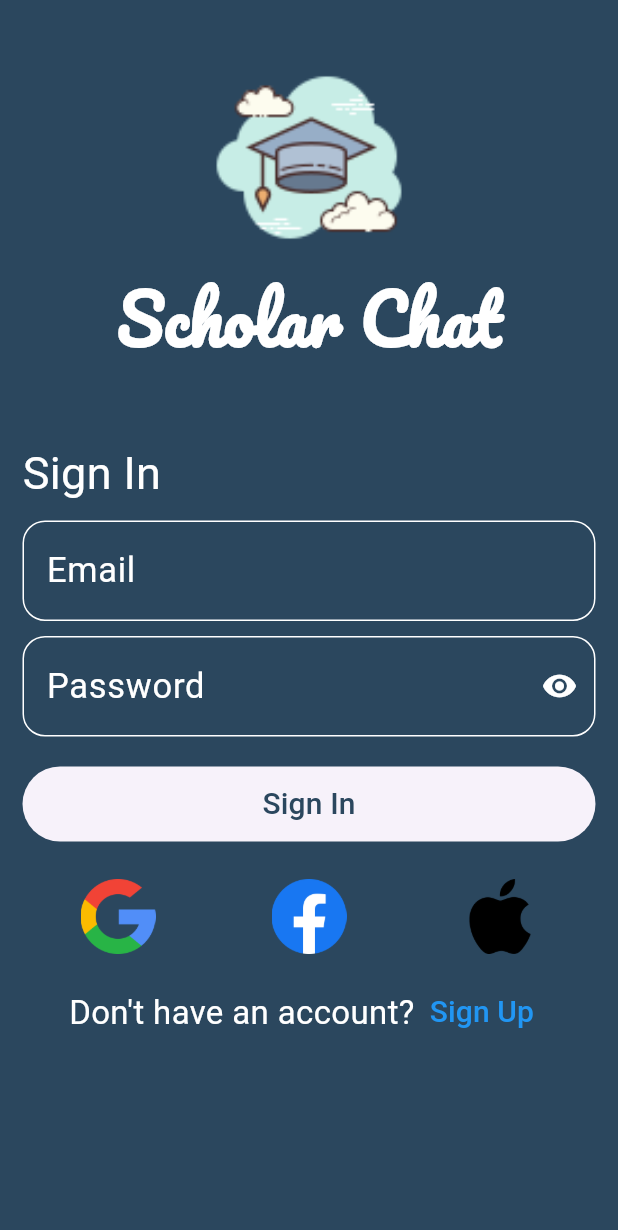
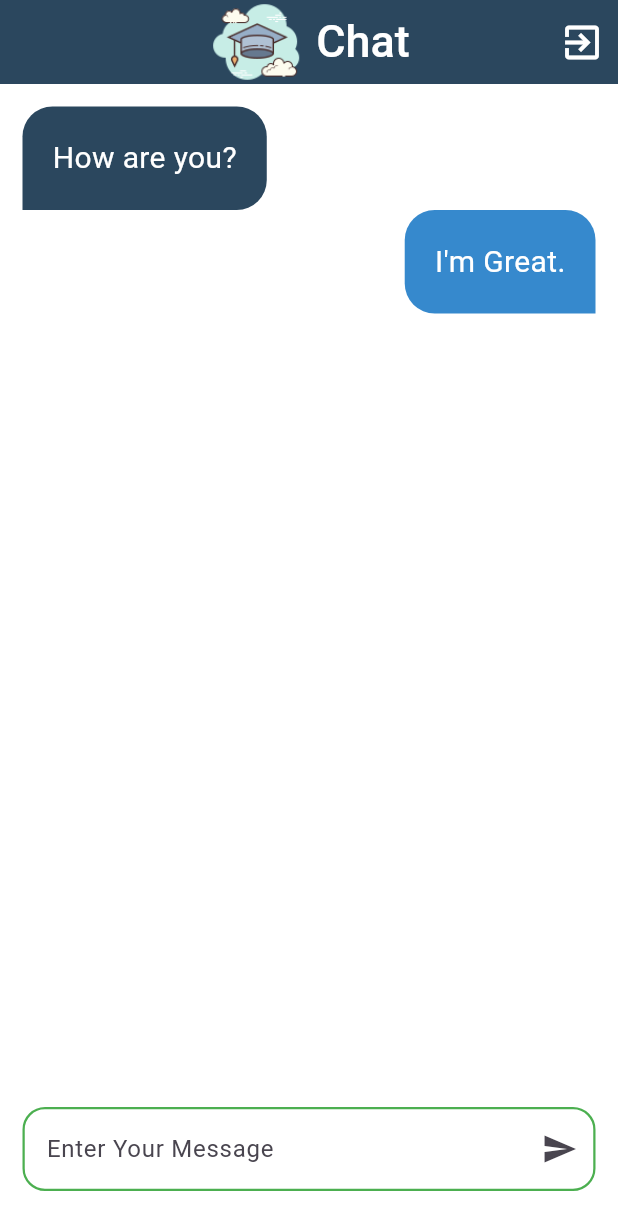
Before and after one commit to AhmedEzz999/chat_app, a Flutter app: the screen it shows after launch, on a phone screen of 412 x 824 dp. Shown: the top 1230 px of the screen. Run offline on Flutter 3.47's test engine with Material 3 defaults, Android fonts, the phone set to English and light mode, and no system bars; drawn by our look-alikes of modal_progress_hud_nsn; our stand-ins replace firebase_auth, firebase_core; accounts and stored records are empty.

Commit message:
Finish Chat Page UI

```diff
--- a/lib/main.dart
+++ b/lib/main.dart
@@ -1,4 +1,4 @@
-import 'package:chat_app/views/home_view.dart';
+import 'package:chat_app/views/chat_view.dart';
 import 'package:chat_app/views/login_view.dart';
 import 'package:chat_app/views/register_view.dart';
 import 'package:firebase_core/firebase_core.dart';
@@ -27,9 +27,9 @@ class _ChatAppState extends State<ChatApp> {
       routes: {
         'login view': (context) => const LoginView(),
         'register view': (context) => const RegisterView(),
-        'home view': (context) => const HomeView(),
+        'chat view': (context) => const ChatView(),
       },
-      initialRoute: 'login view',
+      initialRoute: 'chat view',
     );
   }
 }
--- a/lib/theme/app_colors.dart
+++ b/lib/theme/app_colors.dart
@@ -2,4 +2,5 @@ import 'package:flutter/widgets.dart';
 
 abstract class AppColors {
   static const Color kPrimaryColor = Color(0XFF2B475E);
+  static const Color kSecondaryColor = Color.fromARGB(255, 54, 137, 205);
 }
--- /dev/null
+++ b/lib/views/chat_view.dart
@@ -0,0 +1,50 @@
+import 'package:chat_app/theme/app_colors.dart';
+import 'package:chat_app/widgets/logout_button.dart';
+import 'package:chat_app/widgets/message_received.dart';
+import 'package:chat_app/widgets/message_sent.dart';
+import 'package:chat_app/widgets/message_text_field.dart';
+import 'package:flutter/material.dart';
+
+class ChatView extends StatelessWidget {
+  const ChatView({super.key});
+
+  @override
+  Widget build(BuildContext context) {
+    return Scaffold(
+      backgroundColor: Colors.white,
+      appBar: AppBar(
+        backgroundColor: AppColors.kPrimaryColor,
+        title: const Row(
+          mainAxisAlignment: MainAxisAlignment.center,
+          spacing: 5,
+          children: [
+            SizedBox(width: 40),
+            Image(image: AssetImage('assets/images/scholar.png'), height: 70),
+            Text(
+              'Chat',
+              style: TextStyle(
+                fontSize: 30,
+                fontWeight: FontWeight.w500,
+                color: Colors.white,
+              ),
+            ),
+          ],
+        ),
+        actions: const [LogoutButton()],
+      ),
+      body: Padding(
+        padding: const EdgeInsets.only(top: 15, left: 15, right: 15),
+        child: Column(
+          children: [
+            Expanded(
+              child: ListView(
+                children: const [MessageReceived(), MessageSent()],
+              ),
+            ),
+            const MessageTextField(),
+          ],
+        ),
+      ),
+    );
+  }
+}
--- a/lib/views/home_view.dart
+++ /dev/null
@@ -1,31 +0,0 @@
-import 'package:flutter/material.dart';
-
-class HomeView extends StatelessWidget {
-  const HomeView({super.key});
-
-  @override
-  Widget build(BuildContext context) {
-    return Scaffold(
-      appBar: AppBar(
-        backgroundColor: Colors.blue,
-        title: const Text('Home Page'),
-        actions: [
-          IconButton(
-            onPressed: () {},
-            icon: const Icon(Icons.exit_to_app, size: 30, color: Colors.white),
-          ),
-        ],
-      ),
-      body: Center(
-        child: Container(
-          padding: const EdgeInsets.all(10),
-          decoration: BoxDecoration(
-            color: Colors.blue,
-            borderRadius: BorderRadius.circular(20),
-          ),
-          child: const Text('Welcome', style: TextStyle(fontSize: 40)),
-        ),
-      ),
-    );
-  }
-}
--- /dev/null
+++ b/lib/widgets/logout_button.dart
@@ -0,0 +1,13 @@
+import 'package:flutter/material.dart';
+
+class LogoutButton extends StatelessWidget {
+  const LogoutButton({super.key});
+
+  @override
+  Widget build(BuildContext context) {
+    return IconButton(
+      onPressed: () {},
+      icon: const Icon(Icons.exit_to_app, size: 30, color: Colors.white),
+    );
+  }
+}
--- /dev/null
+++ b/lib/widgets/message_received.dart
@@ -0,0 +1,28 @@
+import 'package:chat_app/theme/app_colors.dart';
+import 'package:flutter/material.dart';
+
+class MessageReceived extends StatelessWidget {
+  const MessageReceived({super.key});
+
+  @override
+  Widget build(BuildContext context) {
+    return Align(
+      alignment: Alignment.centerLeft,
+      child: Container(
+        padding: const EdgeInsets.all(20),
+        decoration: const BoxDecoration(
+          color: AppColors.kPrimaryColor,
+          borderRadius: BorderRadius.only(
+            topLeft: Radius.circular(20),
+            topRight: Radius.circular(20),
+            bottomRight: Radius.circular(20),
+          ),
+        ),
+        child: const Text(
+          'How are you?',
+          style: TextStyle(fontSize: 20, color: Colors.white),
+        ),
+      ),
+    );
+  }
+}
--- /dev/null
+++ b/lib/widgets/message_sent.dart
@@ -0,0 +1,28 @@
+import 'package:chat_app/theme/app_colors.dart';
+import 'package:flutter/material.dart';
+
+class MessageSent extends StatelessWidget {
+  const MessageSent({super.key});
+
+  @override
+  Widget build(BuildContext context) {
+    return Align(
+      alignment: Alignment.centerRight,
+      child: Container(
+        padding: const EdgeInsets.all(20),
+        decoration: const BoxDecoration(
+          color: AppColors.kSecondaryColor,
+          borderRadius: BorderRadius.only(
+            topLeft: Radius.circular(20),
+            topRight: Radius.circular(20),
+            bottomLeft: Radius.circular(20),
+          ),
+        ),
+        child: const Text(
+          'I\'m Great.',
+          style: TextStyle(fontSize: 20, color: Colors.white),
+        ),
+      ),
+    );
+  }
+}
--- /dev/null
+++ b/lib/widgets/message_text_field.dart
@@ -0,0 +1,31 @@
+import 'package:flutter/material.dart';
+
+class MessageTextField extends StatelessWidget {
+  const MessageTextField({super.key});
+
+  @override
+  Widget build(BuildContext context) {
+    return Padding(
+      padding: const EdgeInsets.only(bottom: 30),
+      child: TextField(
+        minLines: 1,
+        maxLines: 3,
+        decoration: InputDecoration(
+          suffixIcon: IconButton(
+            onPressed: () {},
+            icon: const Icon(Icons.send),
+          ),
+          hintText: 'Enter Your Message',
+          enabledBorder: OutlineInputBorder(
+            borderRadius: BorderRadius.circular(15),
+            borderSide: const BorderSide(color: Colors.green, width: 1.5),
+          ),
+          focusedBorder: OutlineInputBorder(
+            borderRadius: BorderRadius.circular(15),
+            borderSide: const BorderSide(color: Colors.blueAccent, width: 1.5),
+          ),
+        ),
+      ),
+    );
+  }
+}
--- a/lib/widgets/register_section.dart
+++ b/lib/widgets/register_section.dart
@@ -1,6 +1,6 @@
 import 'package:chat_app/services/auth_service.dart';
 import 'package:chat_app/widgets/custom_button.dart';
-import 'package:chat_app/widgets/custom_snack_bar.dart';
+import 'package:chat_app/helper/custom_snack_bar.dart';
 import 'package:chat_app/widgets/email_form_field.dart';
 import 'package:chat_app/widgets/password_form_field.dart';
 import 'package:chat_app/widgets/user_name_form_field.dart';
@@ -101,10 +101,8 @@ class _RegisterSectionState extends State<RegisterSection> {
           email: _emailController.text,
           password: _passwordController.text,
         );
-        widget.isRegistering.value = false;
         showCustomSnackBar(context, 'User is created successfully.');
       } on FirebaseAuthException catch (e) {
-        widget.isRegistering.value = false;
         late String message;
         switch (e.code) {
           case 'email-already-in-use':
@@ -115,9 +113,9 @@ class _RegisterSectionState extends State<RegisterSection> {
         }
         showCustomSnackBar(context, message);
       } catch (e) {
-        widget.isRegistering.value = false;
         showCustomSnackBar(context, e.toString());
       }
+      widget.isRegistering.value = false;
     }
   }
 }
--- a/lib/widgets/sign_in_section.dart
+++ b/lib/widgets/sign_in_section.dart
@@ -1,8 +1,6 @@
-import 'dart:developer';
-
+import 'package:chat_app/helper/custom_snack_bar.dart';
 import 'package:chat_app/services/auth_service.dart';
 import 'package:chat_app/widgets/custom_button.dart';
-import 'package:chat_app/widgets/custom_snack_bar.dart';
 import 'package:chat_app/widgets/email_form_field.dart';
 import 'package:chat_app/widgets/login_icon.dart';
 import 'package:chat_app/widgets/password_form_field.dart';
@@ -118,12 +116,10 @@ class _SignInSectionState extends State<SignInSection> {
           email: _emailController.text,
           password: _passwordController.text,
         );
-        widget.isSigning.value = false;
         showCustomSnackBar(context, 'Signed in successfully.');
+        Navigator.pushReplacementNamed(context, 'home view');
       } on FirebaseAuthException catch (e) {
-        widget.isSigning.value = false;
         late String message;
-        log(e.code);
         switch (e.code) {
           case 'invalid-credential':
             message = 'Invalid email or password';
@@ -136,9 +132,9 @@ class _SignInSectionState extends State<SignInSection> {
         }
         showCustomSnackBar(context, message);
       } catch (e) {
-        widget.isSigning.value = false;
         showCustomSnackBar(context, e.toString());
       }
+      widget.isSigning.value = false;
     }
   }
 }
```
Also changed, not shown: lib/helper/custom_snack_bar.dart (renamed from lib/widgets/custom_snack_bar.dart).
